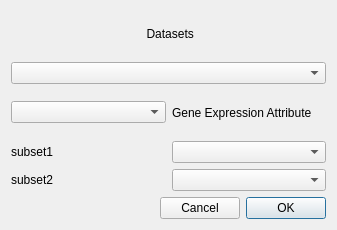
The window that diff_gene_exp.ui (gluesolutions/differential-gene-expression) describes before a commit, drawn with Qt 5.
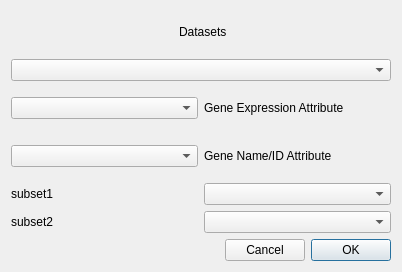
The same window after the commit.

Commit message: Specify gene name attribute in UI

What changed in the file:
```diff
--- a/diff_gene_exp.ui
+++ b/diff_gene_exp.ui
@@ -6,8 +6,8 @@
    <rect>
     <x>0</x>
     <y>0</y>
-    <width>337</width>
-    <height>230</height>
+    <width>402</width>
+    <height>272</height>
    </rect>
   </property>
   <property name="windowTitle">
@@ -48,23 +48,15 @@
      </item>
     </layout>
    </item>
-   <item row="4" column="0">
-    <layout class="QHBoxLayout" name="horizontalLayout_9">
-     <item>
-      <widget class="QLabel" name="label_10">
-       <property name="text">
-        <string>subset2</string>
-       </property>
-      </widget>
-     </item>
-     <item>
-      <widget class="QComboBox" name="combosel_subset2">
-       <property name="sizeAdjustPolicy">
-        <enum>QComboBox::AdjustToMinimumContentsLength</enum>
-       </property>
-      </widget>
-     </item>
-    </layout>
+   <item row="0" column="0">
+    <widget class="QLabel" name="label_5">
+     <property name="text">
+      <string> Datasets</string>
+     </property>
+     <property name="alignment">
+      <set>Qt::AlignCenter</set>
+     </property>
+    </widget>
    </item>
    <item row="1" column="0">
     <widget class="QComboBox" name="combosel_data">
@@ -91,7 +83,25 @@
      </item>
     </layout>
    </item>
-   <item row="3" column="0">
+   <item row="5" column="0">
+    <layout class="QHBoxLayout" name="horizontalLayout_9">
+     <item>
+      <widget class="QLabel" name="label_10">
+       <property name="text">
+        <string>subset2</string>
+       </property>
+      </widget>
+     </item>
+     <item>
+      <widget class="QComboBox" name="combosel_subset2">
+       <property name="sizeAdjustPolicy">
+        <enum>QComboBox::AdjustToMinimumContentsLength</enum>
+       </property>
+      </widget>
+     </item>
+    </layout>
+   </item>
+   <item row="4" column="0">
     <layout class="QHBoxLayout" name="horizontalLayout_7">
      <item>
       <widget class="QLabel" name="label_8">
@@ -109,18 +119,23 @@
      </item>
     </layout>
    </item>
-   <item row="0" column="0">
-    <widget class="QLabel" name="label_5">
-     <property name="text">
-      <string> Datasets</string>
-     </property>
-     <property name="alignment">
-      <set>Qt::AlignCenter</set>
-     </property>
-    </widget>
-   </item>
-   <item row="5" column="0">
-    <layout class="QHBoxLayout" name="horizontalLayout_10"/>
+   <item row="3" column="0">
+    <layout class="QHBoxLayout" name="horizontalLayout_11">
+     <item>
+      <widget class="QComboBox" name="combosel_gene_att">
+       <property name="sizeAdjustPolicy">
+        <enum>QComboBox::AdjustToMinimumContentsLength</enum>
+       </property>
+      </widget>
+     </item>
+     <item>
+      <widget class="QLabel" name="label_11">
+       <property name="text">
+        <string>Gene Name/ID Attribute</string>
+       </property>
+      </widget>
+     </item>
+    </layout>
    </item>
   </layout>
  </widget>
```
Left out of the diff: 4 changed lines with no effect on the pictures. The commit also changes 1 other file.
